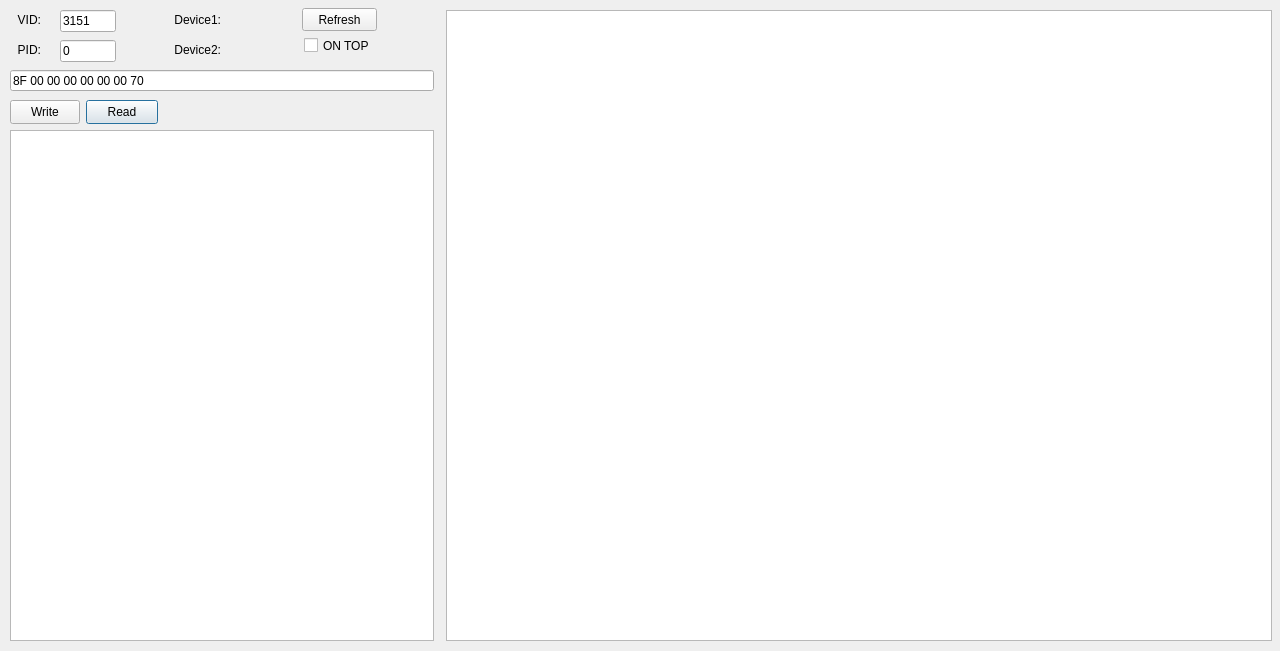
Before: the Qt Designer form DialogDeviceConnect.ui in wlffeng2008/AkkoStudio, drawn with Qt 5.
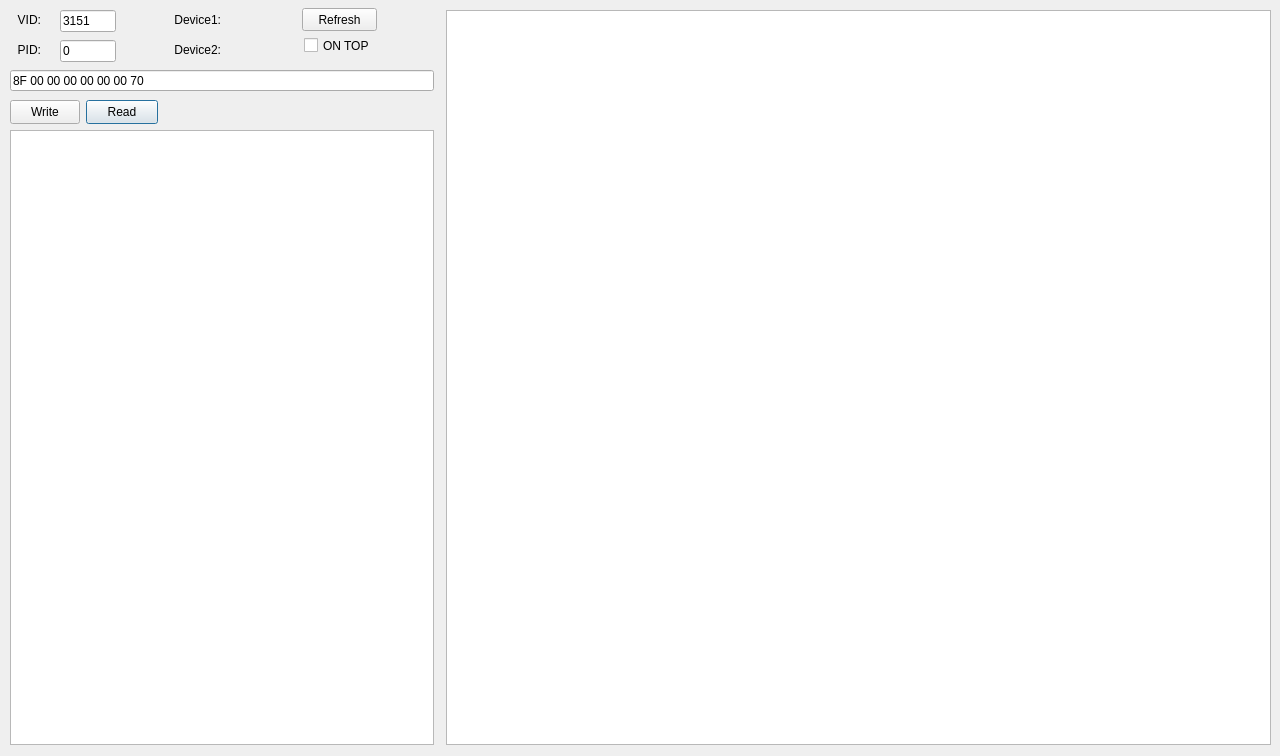
After: the same form once the commit is applied. Icons and pictures are not drawn.

```diff
--- a/DialogDeviceConnect.ui
+++ b/DialogDeviceConnect.ui
@@ -7,7 +7,7 @@
     <x>0</x>
     <y>0</y>
     <width>1280</width>
-    <height>651</height>
+    <height>756</height>
    </rect>
   </property>
   <property name="windowTitle">
@@ -48,7 +48,7 @@
      <x>10</x>
      <y>130</y>
      <width>424</width>
-     <height>511</height>
+     <height>615</height>
     </rect>
    </property>
   </widget>
@@ -224,8 +224,8 @@
     <rect>
      <x>446</x>
      <y>10</y>
-     <width>826</width>
-     <height>631</height>
+     <width>825</width>
+     <height>735</height>
     </rect>
    </property>
    <property name="focusPolicy">
```
